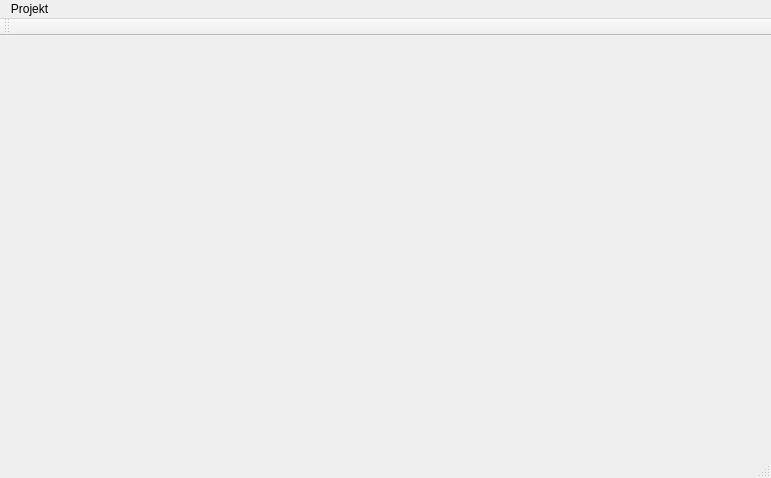
Before: the Qt Designer form src/Applications/BrickMoney/MainWindow.ui in tlaemmlein/BrickMoney, drawn with Qt 5.
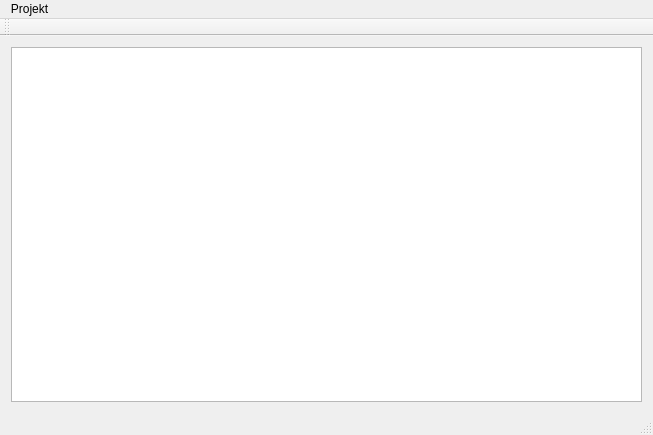
After: the same form once the commit is applied.

Commit message: Simple table view with only  SetID and SetNumber.

```diff
--- a/src/Applications/BrickMoney/MainWindow.ui
+++ b/src/Applications/BrickMoney/MainWindow.ui
@@ -6,20 +6,26 @@
    <rect>
     <x>0</x>
     <y>0</y>
-    <width>771</width>
-    <height>478</height>
+    <width>653</width>
+    <height>435</height>
    </rect>
   </property>
   <property name="windowTitle">
    <string>MainWindow</string>
   </property>
-  <widget class="QWidget" name="centralWidget"/>
+  <widget class="QWidget" name="centralWidget">
+   <layout class="QGridLayout" name="gridLayout">
+    <item row="0" column="0">
+     <widget class="QTableView" name="legoset_tableView"/>
+    </item>
+   </layout>
+  </widget>
   <widget class="QMenuBar" name="menuBar">
    <property name="geometry">
     <rect>
      <x>0</x>
      <y>0</y>
-     <width>771</width>
+     <width>653</width>
      <height>21</height>
     </rect>
    </property>
```
The commit also changes 5 other files.
